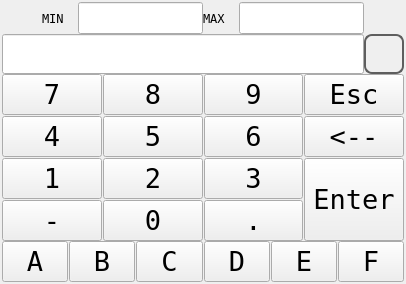
Old version of the form qt_library/ATCMinputdialog/numpad.ui in the repository MECTsrl/mect_plugins.
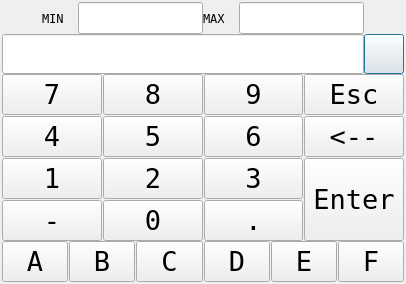
New version of the form. Icons and pictures are not drawn.

```diff
--- a/qt_library/ATCMinputdialog/numpad.ui
+++ b/qt_library/ATCMinputdialog/numpad.ui
@@ -255,20 +255,7 @@
         </size>
        </property>
        <property name="styleSheet">
-        <string notr="true">QPushButton
-{
-	border: 2px solid  rgb(94, 94, 94);
-	border-radius: 8px;
-	image-position: center; 
-	image: url(:/libicons/img/eye_invisible_32.png); 
-	qproperty-focusPolicy: NoFocus;
-}
-
-QPushButton:checked
-{
-	image: url(:/libicons/img/eye_visible_32.png);
-}
-</string>
+        <string notr="true"/>
        </property>
        <property name="text">
         <string notr="true"/>
```
Left out of the diff: 2 changed lines with no effect on the pictures.
